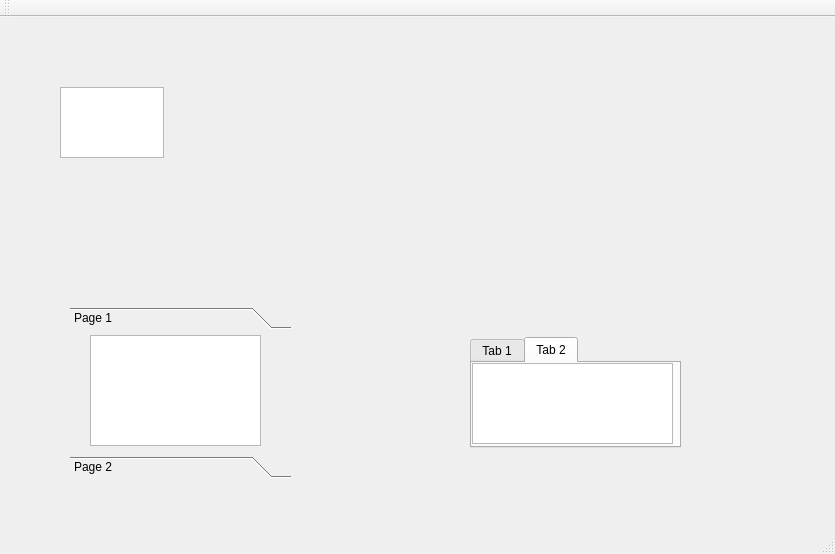
Above: CardStackIDE/mainwindow.ui from lukeraus/CardStackIDE before the change. Below: the same form after it.
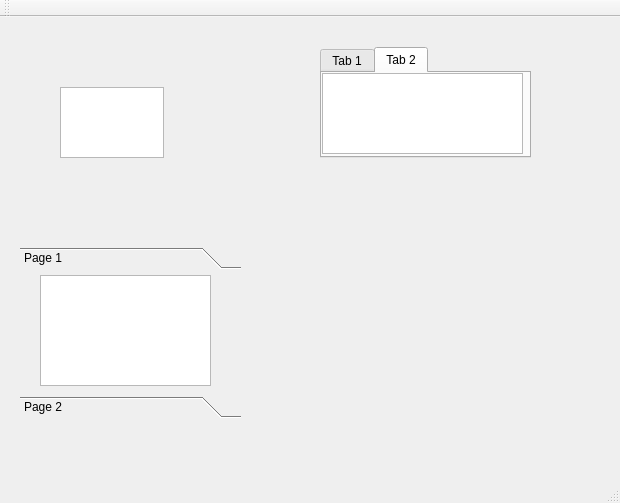
That is the form after the change. The open tabs and pages were chosen to show the change.

```diff
--- a/CardStackIDE/mainwindow.ui
+++ b/CardStackIDE/mainwindow.ui
@@ -6,8 +6,8 @@
    <rect>
     <x>0</x>
     <y>0</y>
-    <width>835</width>
-    <height>554</height>
+    <width>620</width>
+    <height>503</height>
    </rect>
   </property>
   <property name="windowTitle">
@@ -19,8 +19,8 @@
      <rect>
       <x>10</x>
       <y>10</y>
-      <width>261</width>
-      <height>191</height>
+      <width>241</width>
+      <height>181</height>
      </rect>
     </property>
     <property name="mouseTracking">
@@ -60,8 +60,8 @@
    <widget class="QTabWidget" name="tabWidget">
     <property name="geometry">
      <rect>
-      <x>470</x>
-      <y>320</y>
+      <x>320</x>
+      <y>30</y>
       <width>211</width>
       <height>111</height>
      </rect>
@@ -103,8 +103,8 @@
    <widget class="QToolBox" name="toolBox">
     <property name="geometry">
      <rect>
-      <x>70</x>
-      <y>290</y>
+      <x>20</x>
+      <y>230</y>
       <width>221</width>
       <height>171</height>
      </rect>
```
Left out of the diff: 8 changed lines with no effect on the pictures.
